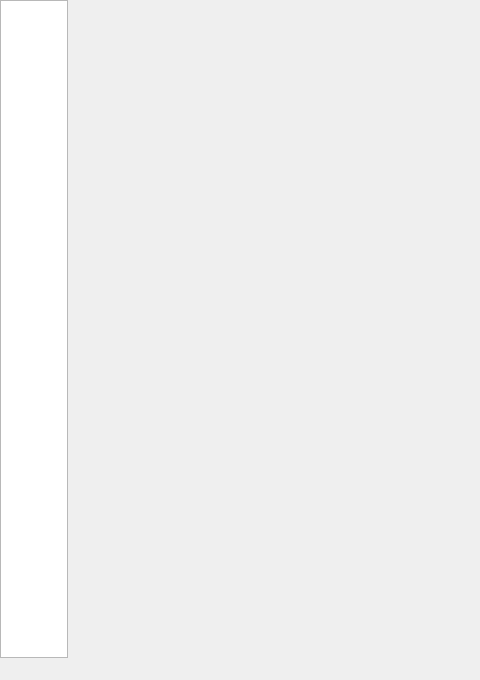
First picture: the form in src/ui/MainWindow.ui, repository Villager119/sdu-cs-human-resource-management-system-project, before the edit; both pictures show x 0 to 480 and y 0 to 680 of the 1100 by 680 pixel window.
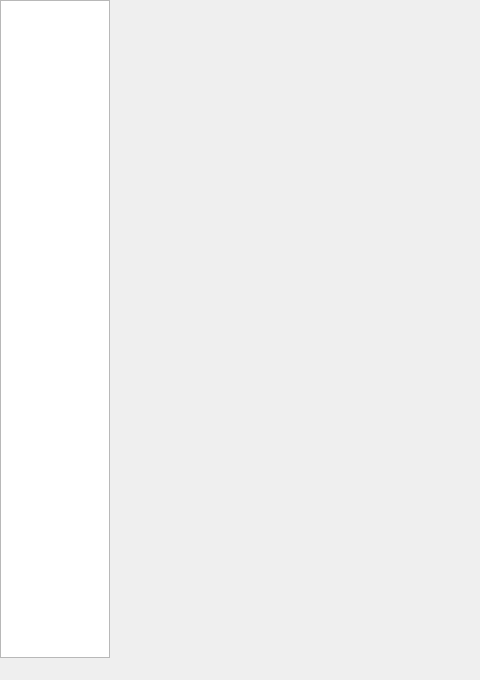
Second picture: the form after the edit.

The edit to the form file:
```diff
--- a/src/ui/MainWindow.ui
+++ b/src/ui/MainWindow.ui
@@ -17,8 +17,8 @@
     <property name="bottomMargin"><number>0</number></property>
     <item>
      <widget class="QListWidget" name="sidebar">
-      <property name="minimumSize"><size><width>68</width><height>0</height></size></property>
-      <property name="maximumSize"><size><width>68</width><height>16777215</height></size></property>
+      <property name="minimumSize"><size><width>110</width><height>0</height></size></property>
+      <property name="maximumSize"><size><width>110</width><height>16777215</height></size></property>
       <property name="font"><font><pointsize>10</pointsize></font></property>
      </widget>
     </item>
```
